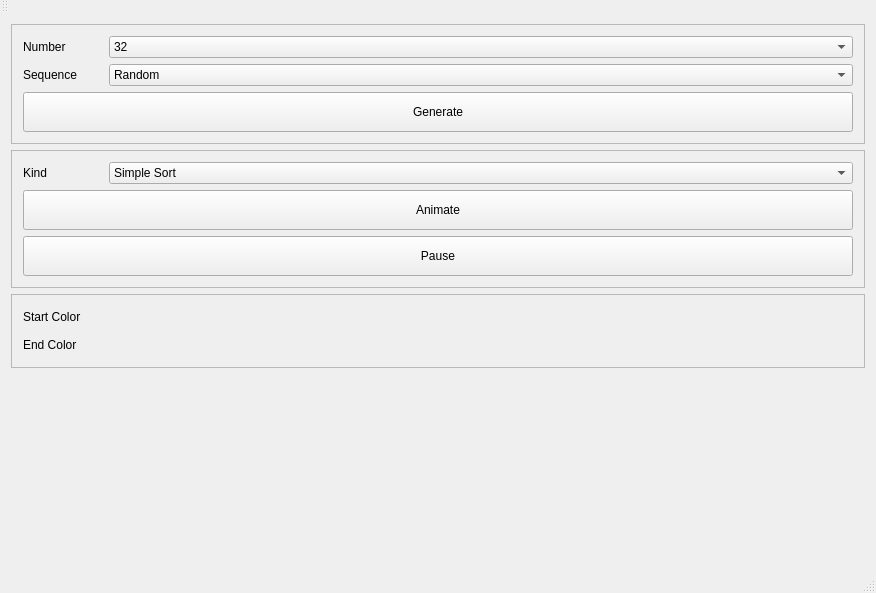
First picture: the form in SortingVisualizer/mainwindow.ui, repository nishidate-yuki/SortingVisualizer, before the edit.
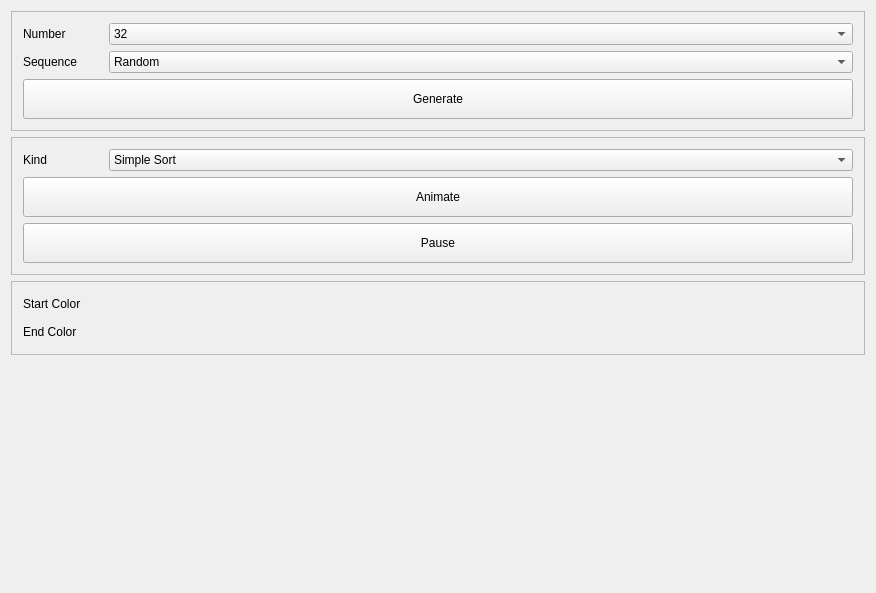
Second picture: the form after the edit. Custom widgets are drawn as their Qt base class.

Diff of the .ui file:
```diff
--- a/SortingVisualizer/mainwindow.ui
+++ b/SortingVisualizer/mainwindow.ui
@@ -350,18 +350,6 @@
     </rect>
    </property>
   </widget>
-  <widget class="QToolBar" name="mainToolBar">
-   <property name="styleSheet">
-    <string notr="true">QToolBar  { border: 0; }</string>
-   </property>
-   <attribute name="toolBarArea">
-    <enum>TopToolBarArea</enum>
-   </attribute>
-   <attribute name="toolBarBreak">
-    <bool>false</bool>
-   </attribute>
-  </widget>
-  <widget class="QStatusBar" name="statusBar"/>
  </widget>
  <layoutdefault spacing="6" margin="11"/>
  <customwidgets>
```
